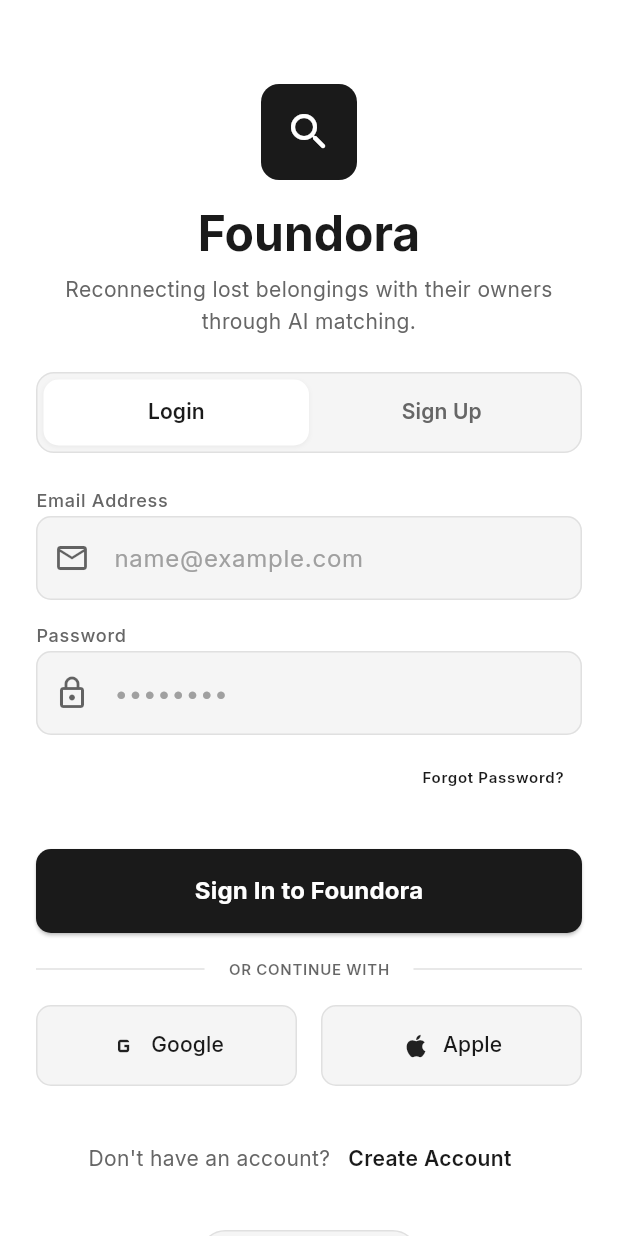
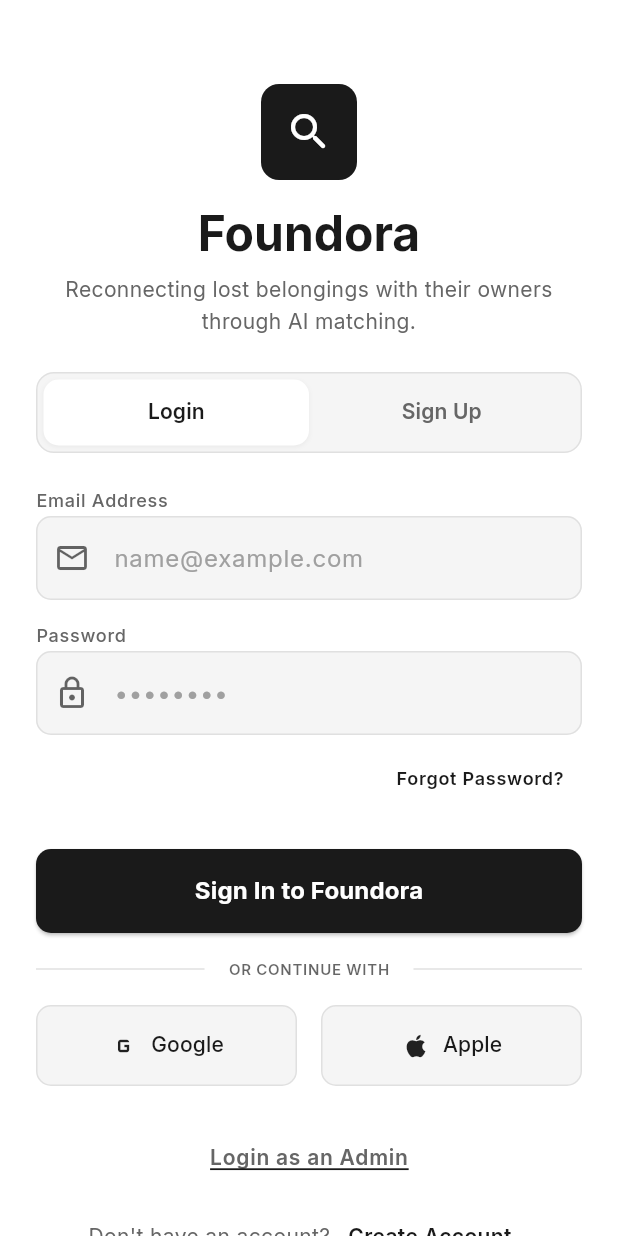
Before and after one commit to zaifiikhan/foundora, a Flutter app: the AuthScreen screen opened by its route, on a phone screen of 412 x 824 dp. Run offline on Flutter 3.47's test engine with Material 3 defaults, Android fonts, the phone set to English and light mode, and no system bars; our stand-ins replace firebase_core, fl_chart, go_router, google_fonts, shared_preferences; accounts and stored records are empty.

Commit message:
auth admin update

```diff
--- a/lib/features/auth/auth_screen.dart
+++ b/lib/features/auth/auth_screen.dart
@@ -11,6 +11,7 @@
 
 class _AuthScreenState extends State<AuthScreen> {
   bool _isLogin = true;
+  bool _isAdminMode = false; // Added state for admin toggle
 
   @override
   Widget build(BuildContext context) {
@@ -152,6 +153,7 @@
                     child: Text(
                       "Forgot Password?",
                       style: Theme.of(context).textTheme.labelSmall?.copyWith(
+                        fontSize: 12,
                         color: Theme.of(context).primaryColor,
                       ),
                     ),
@@ -163,17 +165,24 @@
 
               const SizedBox(height: AppSpacing.lg),
 
+              // Main Action Button (Updated with Admin routing and text)
               SizedBox(
                 height: 56,
                 child: ElevatedButton(
                   onPressed: () {
-                    context.go('/dashboard');
+                    if (_isAdminMode) {
+                      context.go('/admin-dashboard');
+                    } else {
+                      context.go('/dashboard');
+                    }
                   },
                   style: ElevatedButton.styleFrom(
                     shape: RoundedRectangleBorder(borderRadius: BorderRadius.circular(AppRadius.md)),
                   ),
                   child: Text(
-                    _isLogin ? "Sign In to Foundora" : "Create Account",
+                    _isLogin
+                        ? (_isAdminMode ? "Sign In to Admin Panel" : "Sign In to Foundora")
+                        : (_isAdminMode ? "Create Admin Account" : "Create Account"),
                     style: const TextStyle(fontWeight: FontWeight.bold, fontSize: 16),
                   ),
                 ),
@@ -201,7 +210,7 @@
 
               Row(
                 children: [
-                  Expanded(child: _SocialButton(label: "Google", icon: Icons.g_mobiledata)), // Using icon as placeholder for logo
+                  Expanded(child: _SocialButton(label: "Google", icon: Icons.g_mobiledata)),
                   const SizedBox(width: AppSpacing.md),
                   Expanded(child: _SocialButton(label: "Apple", icon: Icons.apple)),
                 ],
@@ -212,6 +221,28 @@
               // Footer
               Column(
                 children: [
+                  // --- Admin Toggle Button ---
+                  TextButton(
+                    onPressed: () {
+                      setState(() {
+                        _isAdminMode = !_isAdminMode;
+                      });
+                    },
+                    child: Text(
+                      _isAdminMode
+                          ? "Return to Student/User Login"
+                          : (_isLogin ? "Login as an Admin" : "Sign up as an Admin"),
+                      style: Theme.of(context).textTheme.labelMedium?.copyWith(
+                        fontSize: 14,
+                        color: Theme.of(context).colorScheme.onSurfaceVariant,
+                        fontWeight: FontWeight.w600,
+                        decoration: TextDecoration.underline,
+                      ),
+                    ),
+                  ),
+                  const SizedBox(height: AppSpacing.xs),
+
+                  // Standard Don't Have Account Row
                   Row(
                     mainAxisAlignment: MainAxisAlignment.center,
                     children: [
@@ -236,6 +267,8 @@
                     ],
                   ),
                   const SizedBox(height: AppSpacing.lg),
+
+                  // Language Selector
                   Container(
                     padding: const EdgeInsets.symmetric(horizontal: AppSpacing.lg, vertical: AppSpacing.sm),
                     decoration: BoxDecoration(
@@ -344,7 +377,7 @@
           child: Row(
             mainAxisAlignment: MainAxisAlignment.center,
             children: [
-              Icon(icon, size: 20), // Placeholder for image
+              Icon(icon, size: 20),
               const SizedBox(width: AppSpacing.sm),
               Text(
                 label,
```
